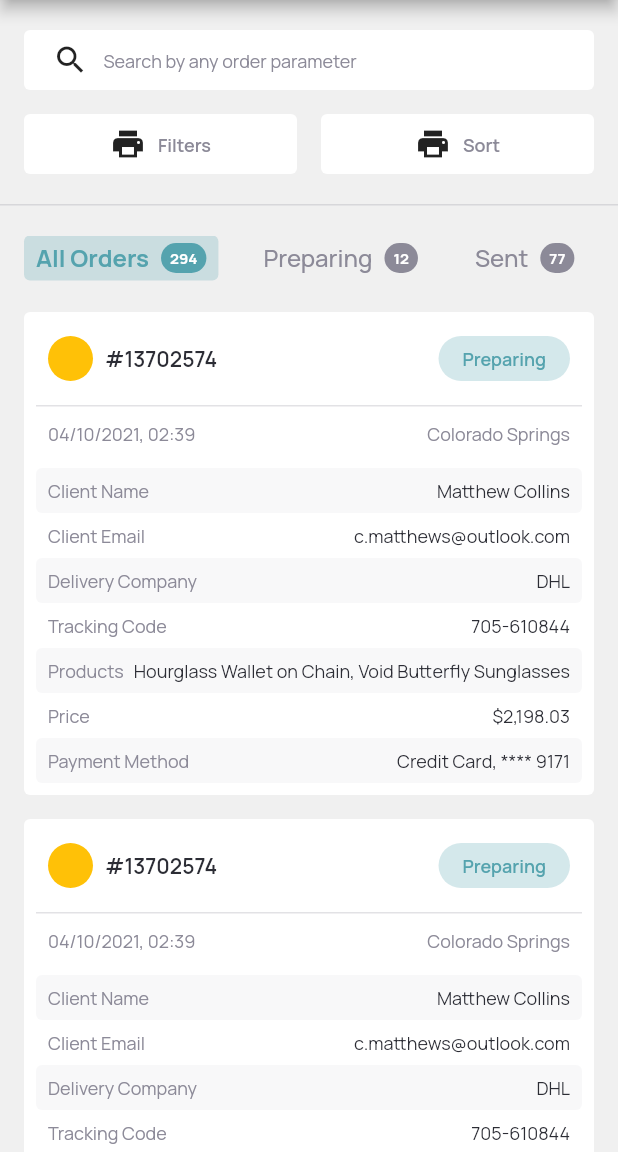
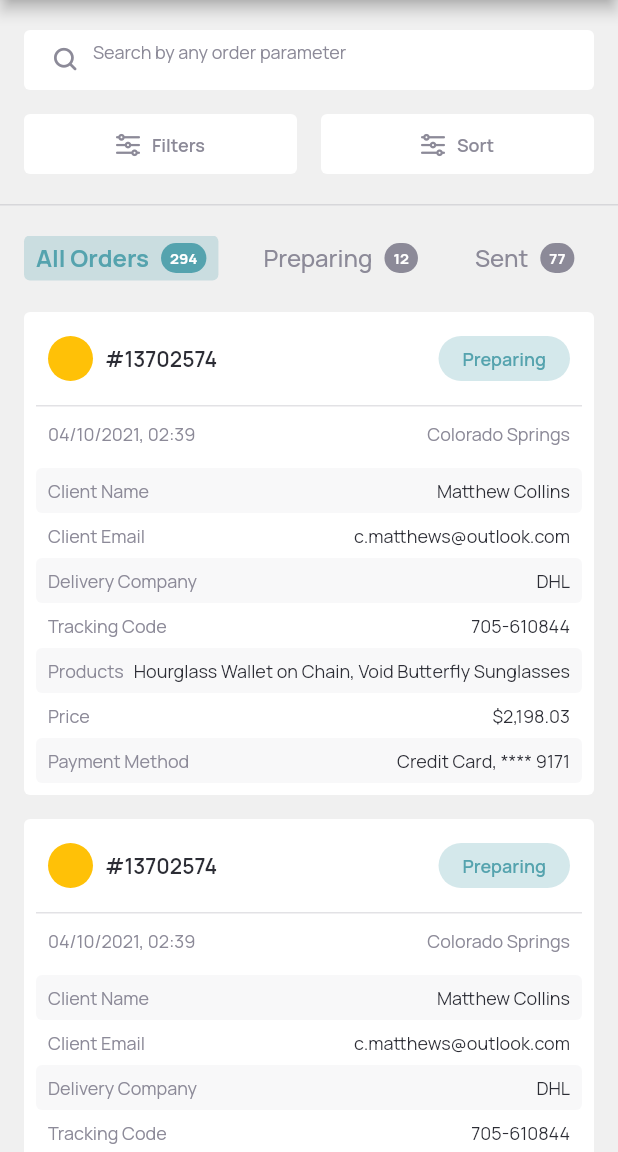
Before and after one commit to capicarbone/flutter_test, a Flutter app: the screen it shows after launch, on a phone screen of 412 x 824 dp, the part 84-1236 px from its top. Run offline on Flutter 3.47's test engine with Material 2 defaults, Android fonts, the phone set to English and light mode, and no system bars; our stand-ins replace google_fonts; missing offline and left inert: dart:html.

Commit message:
Refined header section.

```diff
--- a/lib/widgets/custom_button.dart
+++ b/lib/widgets/custom_button.dart
@@ -1,13 +1,17 @@
+import 'package:appevolve_test/a_e_icons_icons.dart';
+import 'package:appevolve_test/colors.dart';
 import 'package:appevolve_test/widgets/helpers.dart';
 import 'package:flutter/material.dart';
 
 class CustomButton extends StatelessWidget {
   final String text;
+  final IconData icon;
   final bool isDropdown;
   final bool highlighted;
   const CustomButton(
       {Key? key,
       required this.text,
+      required this.icon,
       this.isDropdown = false,
       this.highlighted = false})
       : super(key: key);
@@ -20,26 +24,48 @@ class CustomButton extends StatelessWidget {
       padding: EdgeInsets.symmetric(horizontal: 16),
       child: Row(
         crossAxisAlignment: CrossAxisAlignment.center,
-        mainAxisAlignment: (isDropdown) ? MainAxisAlignment.spaceBetween: MainAxisAlignment.center,
+        mainAxisAlignment: (isDropdown)
+            ? MainAxisAlignment.spaceBetween
+            : MainAxisAlignment.center,
         children: [
-          Row(children: [
-            Icon(Icons.print),
+          Row(
+            children: [
+              Icon(
+                icon,
+                size: 16,
+                color: highlighted
+                    ? Theme.of(context).accentColor
+                    : COLOR_MEDIUM_GRAY,
+              ),
               SizedBox(
                 width: 8,
               ),
               Text(
                 text,
-              style: TextStyle(fontSize: 12, fontWeight: FontWeight.w600,
-                  color: highlighted ? Theme.of(context).accentColor : Color.fromRGBO(140, 138, 152, 1)),
+                style: TextStyle(
+                    fontSize: 12,
+                    fontWeight: FontWeight.w600,
+                    color: highlighted
+                        ? Theme.of(context).accentColor
+                        : Color.fromRGBO(140, 138, 152, 1)),
               ),
-
-          ],),
+            ],
+          ),
           if (isDropdown)
-          Row(children: [
-            SizedBox(width: 8,),
-            Icon(Icons.keyboard_arrow_down_outlined)
-          ],)
-
+            Row(
+              children: [
+                SizedBox(
+                  width: 8,
+                ),
+                Icon(
+                  AEIcons.expand_more,
+                  size: 20,
+                  color: highlighted
+                      ? Theme.of(context).accentColor
+                      : COLOR_MEDIUM_GRAY,
+                )
+              ],
+            )
         ],
       ),
     );
--- a/lib/widgets/section_header.dart
+++ b/lib/widgets/section_header.dart
@@ -1,6 +1,6 @@
-
 import 'dart:html';
 
+import 'package:appevolve_test/a_e_icons_icons.dart';
 import 'package:appevolve_test/widgets/custom_button.dart';
 import 'package:flutter/material.dart';
 
@@ -13,14 +13,24 @@ class _ActionsArea extends StatelessWidget {
   Widget build(BuildContext context) {
     return Row(
       children: [
-        CustomButton(text: "Print", highlighted: true,),
-        SizedBox(width: 8,),
-        CustomButton(text: "Export", highlighted: true, isDropdown: true,)
+        CustomButton(
+          text: "Print",
+          highlighted: true,
+          icon: AEIcons.print,
+        ),
+        SizedBox(
+          width: 8,
+        ),
+        CustomButton(
+          text: "Export",
+          icon: AEIcons.export_icon,
+          highlighted: true,
+          isDropdown: true,
+        )
       ],
     );
   }
 }
-
 
 class SectionHeader extends StatelessWidget {
   final String title;
@@ -31,10 +41,7 @@ class SectionHeader extends StatelessWidget {
     return Row(
       mainAxisAlignment: MainAxisAlignment.spaceBetween,
       crossAxisAlignment: CrossAxisAlignment.center,
-      children: [
-        H3(text: title),
-        _ActionsArea()
-      ],
+      children: [H3(text: title), _ActionsArea()],
     );
   }
 }
--- a/lib/widgets/table_options.dart
+++ b/lib/widgets/table_options.dart
@@ -1,4 +1,6 @@
+import 'package:appevolve_test/a_e_icons_icons.dart';
 import 'package:appevolve_test/adaptive.dart';
+import 'package:appevolve_test/colors.dart';
 import 'package:appevolve_test/widgets/custom_button.dart';
 import 'package:appevolve_test/widgets/helpers.dart';
 import 'package:flutter/material.dart';
@@ -41,10 +43,10 @@ class _TableSelect extends StatelessWidget {
 }
 
 const _filters = [
-  {'title': 'Date Range'},
-  {'title': 'Date Range'},
-  {'title': 'Date Range'},
-  {'title': 'Date Range'}
+  {'title': 'Date Range', 'icon': AEIcons.date},
+  {'title': 'Order Status', 'icon': AEIcons.status},
+  {'title': 'Distribution City', 'icon': AEIcons.distribution},
+  {'title': 'More Filters', 'icon': AEIcons.filter}
 ];
 
 class TableOptions extends StatelessWidget {
@@ -68,7 +70,7 @@ class TableOptions extends StatelessWidget {
                 child: Row(
                   crossAxisAlignment: CrossAxisAlignment.center,
                   children: [
-                    Icon(Icons.search),
+                    Icon(AEIcons.seach, color: COLOR_MEDIUM_GRAY, size: 17,),
                     SizedBox(
                       width: 10,
                     ),
@@ -76,8 +78,7 @@ class TableOptions extends StatelessWidget {
                       child: const TextField(
                         style: TextStyle(fontSize: 12),
                         decoration: InputDecoration(
-                            contentPadding:
-                                EdgeInsets.symmetric(vertical: 14),
+                            contentPadding: EdgeInsets.symmetric(vertical: 18),
                             hintStyle: TextStyle(
                                 fontSize: 12,
                                 color: Color.fromRGBO(140, 138, 152, 1)),
@@ -98,7 +99,8 @@ class TableOptions extends StatelessWidget {
                         //margin: EdgeInsets.only(left: 8),
                         width: 186,
                         child: CustomButton(
-                          text: e['title']!,
+                          text: e['title'].toString()!,
+                          icon: (e['icon'] as IconData),
                           isDropdown: true,
                         )))
                     .toList()
@@ -112,11 +114,19 @@ class TableOptions extends StatelessWidget {
         if (!isDesktop)
           Row(
             children: [
-              Expanded(child: CustomButton(text: 'Filters')),
+              Expanded(
+                  child: CustomButton(
+                text: 'Filters',
+                icon: AEIcons.filter,
+              )),
               SizedBox(
                 width: 16,
               ),
-              Expanded(child: CustomButton(text: 'Sort')),
+              Expanded(
+                  child: CustomButton(
+                text: 'Sort',
+                icon: AEIcons.filter,
+              )),
             ],
           )
       ],
```
Lines whose indentation alone changed are shown as unchanged.
